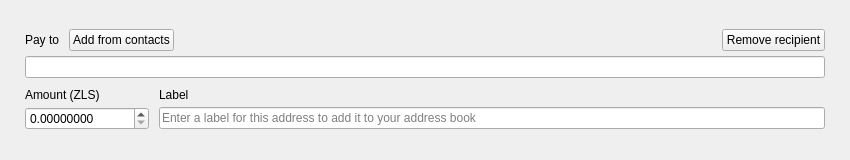
Before: the Qt Designer form src/transferframe.ui in Unkownman086/zelerius-gui, drawn with Qt 5.
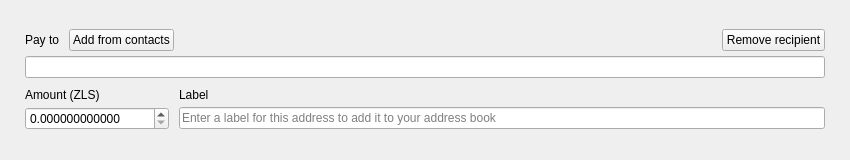
After: the same form once the commit is applied.

Diff of the .ui file:
```diff
--- a/src/transferframe.ui
+++ b/src/transferframe.ui
@@ -212,7 +212,7 @@
         <string notr="true"/>
        </property>
        <property name="decimals">
-        <number>8</number>
+        <number>12</number>
        </property>
        <property name="maximum">
         <double>1000000000.000000000000000</double>
```
